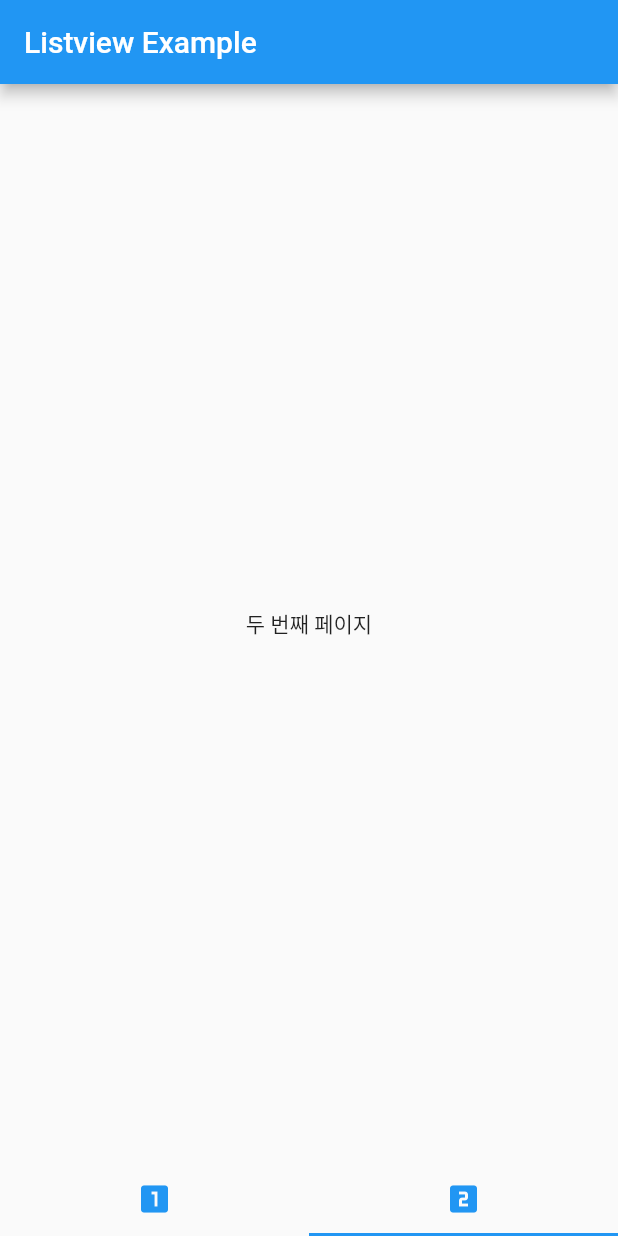
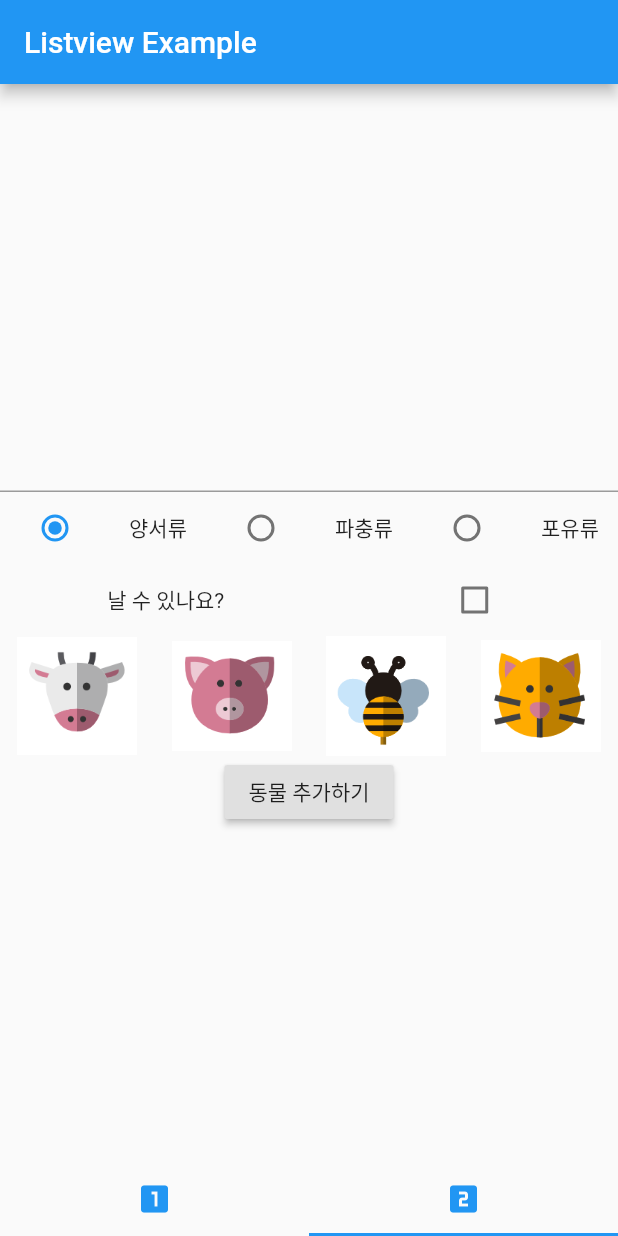
Before and after one commit to good5229/listview_example, a Flutter app: the screen it shows after launch, tab 2 chosen, on a phone screen of 412 x 824 dp. Run offline on Flutter 3.47's test engine with Material 2 defaults, Android fonts, the phone set to English and light mode, and no system bars.

Commit message:
feat: add screen with subjoin animal object

```diff
--- a/lib/sub/secondPage.dart
+++ b/lib/sub/secondPage.dart
@@ -1,19 +1,109 @@
 import 'package:flutter/material.dart';
 import '../animalItem.dart';
 
-class SecondApp extends StatelessWidget {
+class SecondApp extends StatefulWidget {
+  @override
+  State<StatefulWidget> createState() => _SecondApp();
   final List<Animal> list;
 
   SecondApp({Key key, this.list}) : super(key: key);
+}
+
+class _SecondApp extends State<SecondApp> {
+  final nameController = TextEditingController();
+  int _radioValue = 0;
+  bool flyExist = false;
+  var _imagePath;
 
   @override
-  Widget build(BuildContext context) {
+  Widget build(BuildContext context){
     return Scaffold(
       body: Container(
         child: Center(
-          child: Text("두 번째 페이지"),
-        ),
-      ),
+          child: Column(
+            mainAxisAlignment: MainAxisAlignment.center,
+            children: <Widget>[
+              TextField(
+                controller: nameController,
+                keyboardType: TextInputType.text,
+                maxLines: 1,
+              ),
+              Row(
+                children: <Widget>[
+                  Radio(value:0, groupValue: _radioValue, onChanged: _radioChange),
+                  Text('양서류'),
+                  Radio(value:1, groupValue: _radioValue, onChanged: _radioChange),
+                  Text('파충류'),
+                  Radio(value:2, groupValue: _radioValue, onChanged: _radioChange),
+                  Text('포유류'),
+                ],
+                mainAxisAlignment: MainAxisAlignment.spaceAround,
+              ),
+              Row(
+                children: <Widget>[
+                  Text('날 수 있나요?'),
+                  Checkbox(value: flyExist, onChanged: (check){
+                    setState(() {
+                      flyExist= check;
+                    });
+                  })
+                ],
+                mainAxisAlignment: MainAxisAlignment.spaceAround,
+              ),
+              Row(
+                children: <Widget>[
+                  GestureDetector(
+                    child: Image.asset('repo/images/cow.png', width: 80),
+                    onTap: () {
+                      _imagePath = 'repo/images/cow.png';
+                    },
+                  ),
+                  GestureDetector(
+                    child: Image.asset('repo/images/pig.png', width: 80),
+                    onTap: () {
+                      _imagePath = 'repo/images/pig.png';
+                    },
+                  ),
+                  GestureDetector(
+                    child: Image.asset('repo/images/bee.png', width: 80),
+                    onTap: () {
+                      _imagePath = 'repo/images/bee.png';
+                    },
+                  ),
+                  GestureDetector(
+                    child: Image.asset('repo/images/cat.png', width: 80),
+                    onTap: () {
+                      _imagePath = 'repo/images/cat.png';
+                    },
+                  ),
+                  // GestureDetector(
+                  //   child: Image.asset('repo/images/fox.png', width: 80),
+                  //   onTap: () {
+                  //     _imagePath = 'repo/images/fox.png';
+                  //   },
+                  // ),
+                  // GestureDetector(
+                  //   child: Image.asset('repo/images/monkey.png', width: 80),
+                  //   onTap: () {
+                  //     _imagePath = 'repo/images/monkey.png';
+                  //   },
+                  // ),
+                ],
+                mainAxisAlignment: MainAxisAlignment.spaceAround,
+              ),
+              RaisedButton(
+                  child: Text('동물 추가하기'),
+                  onPressed:(){}
+              )
+            ],
+          )
+        )
+      )
     );
   }
+  _radioChange(int value){
+    setState(() {
+      _radioValue = value;
+    });
+  }
 }
```
